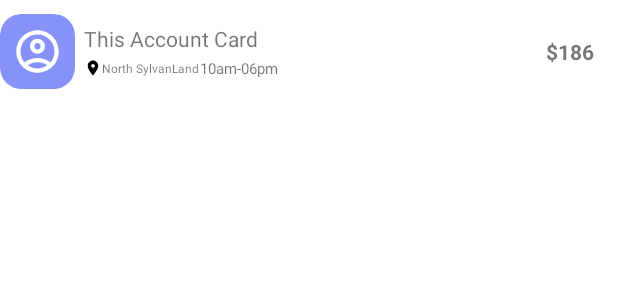
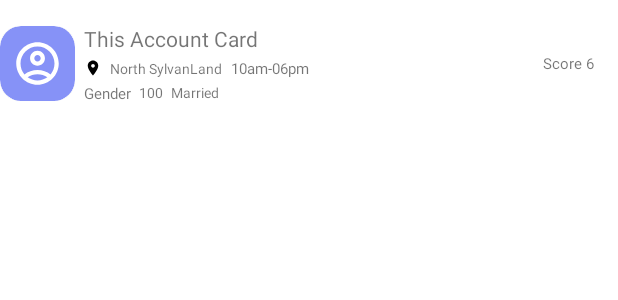
Before and after one commit to denniskimotho/tenakata_app, an Android app: the layout student_item.xml on its own in the app's theme, with its tools: preview values and no code run, on a phone screen of 412 x 824 dp. Shown: the top 300 px of the screen. Run offline under Robolectric (Android 15) with nearby library versions, the phone set to English and light mode, and no system bars.

Commit message:
Adding Student data and Adapter

```diff
--- a/app/src/main/AndroidManifest.xml
+++ b/app/src/main/AndroidManifest.xml
@@ -6,7 +6,7 @@
         android:allowBackup="true"
         android:dataExtractionRules="@xml/data_extraction_rules"
         android:fullBackupContent="@xml/backup_rules"
-        android:icon="@mipmap/ic_launcher"
+        android:icon="@drawable/tenakata_logo"
         android:label="@string/app_name"
         android:supportsRtl="true"
         android:theme="@style/Theme.TenakataUniversity"
@@ -16,7 +16,6 @@
             android:exported="true">
             <intent-filter>
                 <action android:name="android.intent.action.MAIN" />
-
                 <category android:name="android.intent.category.LAUNCHER" />
             </intent-filter>
         </activity>
--- a/app/src/main/res/layout/student_item.xml
+++ b/app/src/main/res/layout/student_item.xml
@@ -12,6 +12,7 @@
     app:layout_constraintTop_toTopOf="parent"
     app:layout_constraintStart_toStartOf="parent">
     <androidx.appcompat.widget.AppCompatImageView
+        android:id="@+id/photo"
         android:layout_width="match_parent"
         android:layout_height="match_parent"
         android:layout_margin="8dp"
@@ -39,24 +40,23 @@
             android:paddingRight="16dp"
             android:paddingBottom="16dp">
             <TextView
-                android:id="@+id/textAmount"
+                android:id="@+id/tvScore"
                 android:layout_width="wrap_content"
                 android:layout_height="wrap_content"
-                android:text="$186"
-                android:textSize="14dp"
-                android:textStyle="bold"
+                android:text="Score 6"
+                android:textSize="10dp"
                 app:layout_constraintBottom_toBottomOf="parent"
                 app:layout_constraintEnd_toEndOf="parent"
                 app:layout_constraintTop_toTopOf="parent"
                 />
             <TextView
-                android:id="@+id/textTitle"
+                android:id="@+id/tvName"
                 android:layout_width="0dp"
                 android:layout_height="wrap_content"
                 android:text="This Account Card"
                 android:textSize="14dp"
                 app:layout_constraintStart_toStartOf="parent"
-                app:layout_constraintEnd_toStartOf="@+id/textAmount"
+                app:layout_constraintEnd_toStartOf="@+id/tvScore"
                 app:layout_constraintTop_toTopOf="parent"
                 />
             <androidx.appcompat.widget.AppCompatImageView
@@ -65,28 +65,62 @@
                 android:layout_height="12dp"
                 android:layout_marginTop="4dp"
                 android:src="@drawable/ic_location_tracker"
-                app:layout_constraintStart_toStartOf="@+id/textTitle"
-                app:layout_constraintTop_toBottomOf="@+id/textTitle"
+                app:layout_constraintStart_toStartOf="@+id/tvName"
+                app:layout_constraintTop_toBottomOf="@+id/tvName"
                 />
             <TextView
-                android:id="@+id/textLocation"
+                android:id="@+id/tvLocation"
                 android:layout_width="wrap_content"
                 android:layout_height="wrap_content"
                 android:text="North SylvanLand"
-                android:textSize="8dp"
+                android:textSize="9dp"
                 app:layout_constraintBottom_toBottomOf="@+id/imageLocation"
                 app:layout_constraintStart_toEndOf="@+id/imageLocation"
                 app:layout_constraintTop_toTopOf="@+id/imageLocation"
+                android:layout_margin="5dp"
                 />
             <TextView
-                android:id="@+id/textTime"
+                android:id="@+id/tvAge"
                 android:layout_width="wrap_content"
                 android:layout_height="wrap_content"
                 android:text="10am-06pm"
                 android:textSize="10dp"
-                app:layout_constraintBottom_toBottomOf="@+id/textLocation"
-                app:layout_constraintStart_toEndOf="@+id/textLocation"
-                app:layout_constraintTop_toTopOf="@+id/textLocation"
+                app:layout_constraintBottom_toBottomOf="@+id/tvLocation"
+                app:layout_constraintStart_toEndOf="@+id/tvLocation"
+                app:layout_constraintTop_toTopOf="@+id/tvLocation"
+                android:layout_margin="5dp"
+                />
+            <TextView
+                android:id="@+id/tvGender"
+                android:layout_width="wrap_content"
+                android:layout_height="12dp"
+                android:layout_marginTop="4dp"
+                android:text="Gender"
+                android:textSize="10dp"
+                app:layout_constraintStart_toStartOf="@+id/imageLocation"
+                app:layout_constraintTop_toBottomOf="@+id/imageLocation"
+                />
+            <TextView
+                android:id="@+id/tvIQ"
+                android:layout_width="wrap_content"
+                android:layout_height="wrap_content"
+                android:text="100"
+                android:textSize="9dp"
+                app:layout_constraintBottom_toBottomOf="@+id/tvGender"
+                app:layout_constraintStart_toEndOf="@+id/tvGender"
+                app:layout_constraintTop_toTopOf="@+id/tvGender"
+                android:layout_margin="5dp"
+                />
+            <TextView
+                android:id="@+id/tvMaritalStatus"
+                android:layout_width="wrap_content"
+                android:layout_height="wrap_content"
+                android:text="Married"
+                android:textSize="9dp"
+                app:layout_constraintBottom_toBottomOf="@+id/tvIQ"
+                app:layout_constraintStart_toEndOf="@+id/tvIQ"
+                app:layout_constraintTop_toTopOf="@+id/tvIQ"
+                android:layout_margin="5dp"
                 />
 
         </androidx.constraintlayout.widget.ConstraintLayout>
```
Also changed, not shown: app/build.gradle (+17 -6 lines), app/src/main/java/com/example/tenakatauniversity/StudentItem.java (added, +89 -0 lines), app/src/main/java/com/example/tenakatauniversity/StudentListAdapter.java (added, +53 -0 lines).
